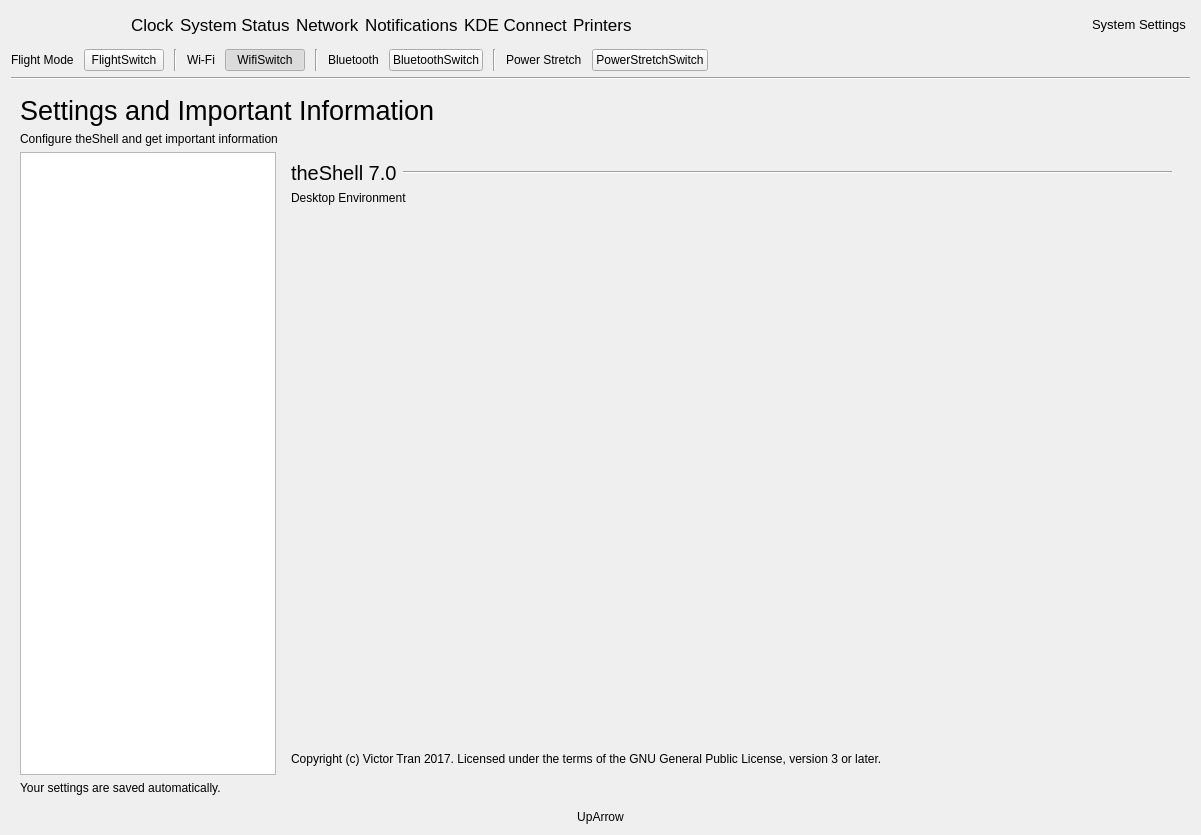
The window that infopanedropdown.ui (vicr123/theshell) describes before a commit, drawn with Qt 5.
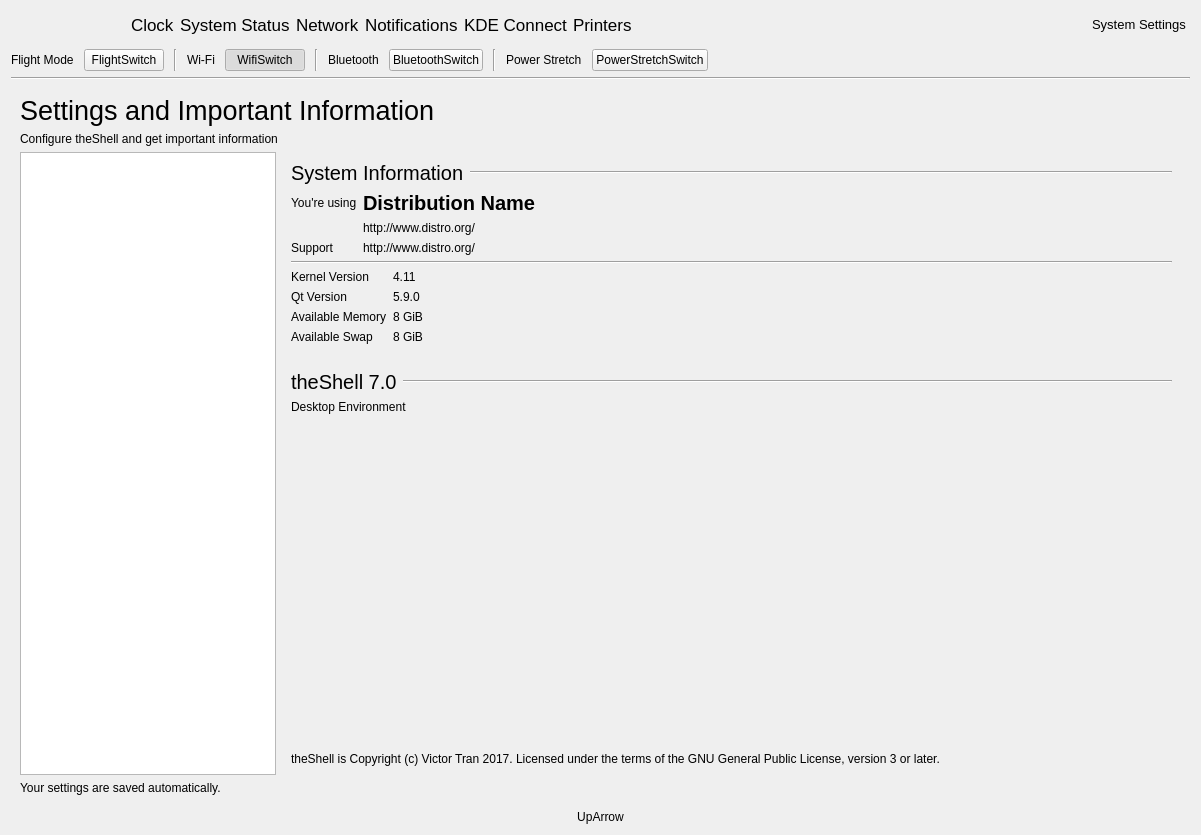
The same window after the commit. The open tabs and pages were chosen to show the change. Icons and pictures are not drawn. Custom widgets are drawn as their Qt base class.

Commit message: Add System Info in about settings pane

What changed in the file:
```diff
--- a/infopanedropdown.ui
+++ b/infopanedropdown.ui
@@ -4178,7 +4178,7 @@
            </widget>
            <widget class="QWidget" name="AboutSettings">
             <layout class="QGridLayout" name="gridLayout_4">
-             <item row="2" column="0">
+             <item row="5" column="0">
               <spacer name="verticalSpacer_11">
                <property name="orientation">
                 <enum>Qt::Vertical</enum>
@@ -4191,7 +4191,17 @@
                </property>
               </spacer>
              </item>
-             <item row="0" column="0">
+             <item row="6" column="0">
+              <widget class="QLabel" name="label_21">
+               <property name="text">
+                <string>theShell is Copyright (c) Victor Tran 2017. Licensed under the terms of the GNU General Public License, version 3 or later.</string>
+               </property>
+               <property name="wordWrap">
+                <bool>true</bool>
+               </property>
+              </widget>
+             </item>
+             <item row="3" column="0">
               <widget class="QFrame" name="displayHeader_3">
                <property name="frameShape">
                 <enum>QFrame::NoFrame</enum>
@@ -4240,23 +4250,217 @@
                </layout>
               </widget>
              </item>
-             <item row="1" column="0">
+             <item row="2" column="0">
+              <widget class="QFrame" name="sysinfoFrame">
+               <property name="frameShape">
+                <enum>QFrame::NoFrame</enum>
+               </property>
+               <property name="frameShadow">
+                <enum>QFrame::Raised</enum>
+               </property>
+               <layout class="QVBoxLayout" name="verticalLayout_31">
+                <property name="leftMargin">
+                 <number>0</number>
+                </property>
+                <property name="topMargin">
+                 <number>0</number>
+                </property>
+                <property name="rightMargin">
+                 <number>0</number>
+                </property>
+                <property name="bottomMargin">
+                 <number>20</number>
+                </property>
+                <item>
+                 <widget class="QFrame" name="displayHeader_9">
+                  <property name="frameShape">
+                   <enum>QFrame::NoFrame</enum>
+                  </property>
+                  <property name="frameShadow">
+                   <enum>QFrame::Raised</enum>
+                  </property>
+                  <layout class="QHBoxLayout" name="horizontalLayout_45">
+                   <property name="leftMargin">
+                    <number>0</number>
+                   </property>
+                   <property name="topMargin">
+                    <number>0</number>
+                   </property>
+                   <property name="rightMargin">
+                    <number>0</number>
+                   </property>
+                   <property name="bottomMargin">
+                    <number>0</number>
+                   </property>
+                   <item>
+                    <widget class="QLabel" name="displayLabel_13">
+                     <property name="font">
+                      <font>
+                       <pointsize>15</pointsize>
+                      </font>
+                     </property>
+                     <property name="text">
+                      <string>System Information</string>
+                     </property>
+                    </widget>
+                   </item>
+                   <item>
+                    <widget class="Line" name="displayLine_13">
+                     <property name="sizePolicy">
+                      <sizepolicy hsizetype="Expanding" vsizetype="Fixed">
+                       <horstretch>0</horstretch>
+                       <verstretch>0</verstretch>
+                      </sizepolicy>
+                     </property>
+                     <property name="orientation">
+                      <enum>Qt::Horizontal</enum>
+                     </property>
+                    </widget>
+                   </item>
+                  </layout>
+                 </widget>
+                </item>
+                <item>
+                 <layout class="QGridLayout" name="gridLayout_20">
+                  <property name="bottomMargin">
+                   <number>0</number>
+                  </property>
+                  <item row="0" column="0">
+                   <widget class="QLabel" name="label_80">
+                    <property name="text">
+                     <string>You're using</string>
+                    </property>
+                   </widget>
+                  </item>
+                  <item row="0" column="1">
+                   <widget class="QLabel" name="distroName">
+                    <property name="sizePolicy">
+                     <sizepolicy hsizetype="Expanding" vsizetype="Preferred">
+                      <horstretch>0</horstretch>
+                      <verstretch>0</verstretch>
+                     </sizepolicy>
+                    </property>
+                    <property name="font">
+                     <font>
+                      <pointsize>15</pointsize>
+                      <weight>75</weight>
+                      <bold>true</bold>
+                     </font>
+                    </property>
+                    <property name="text">
+                     <string notr="true">Distribution Name</string>
+                    </property>
+                   </widget>
+                  </item>
+                  <item row="1" column="1">
+                   <widget class="QLabel" name="distroWebpage">
+                    <property name="text">
+                     <string notr="true">http://www.distro.org/</string>
+                    </property>
+                   </widget>
+                  </item>
+                  <item row="2" column="1">
+                   <widget class="QLabel" name="distroSupport">
+                    <property name="text">
+                     <string notr="true">http://www.distro.org/</string>
+                    </property>
+                   </widget>
+                  </item>
+                  <item row="2" column="0">
+                   <widget class="QLabel" name="label_86">
+                    <property name="text">
+                     <string>Support</string>
+                    </property>
+                   </widget>
+                  </item>
+                 </layout>
+                </item>
+                <item>
+                 <widget class="Line" name="line_15">
+                  <property name="orientation">
+                   <enum>Qt::Horizontal</enum>
+                  </property>
+                 </widget>
+                </item>
+                <item>
+                 <layout class="QGridLayout" name="gridLayout_19">
+                  <property name="bottomMargin">
+                   <number>0</number>
+                  </property>
+                  <item row="3" column="0">
+                   <widget class="QLabel" name="label_81">
+                    <property name="text">
+                     <string>Available Swap</string>
+                    </property>
+                   </widget>
+                  </item>
+                  <item row="2" column="0">
+                   <widget class="QLabel" name="label_82">
+                    <property name="text">
+                     <string>Available Memory</string>
+                    </property>
+                   </widget>
+                  </item>
+                  <item row="2" column="1">
+                   <widget class="QLabel" name="availableMemory">
+                    <property name="sizePolicy">
+                     <sizepolicy hsizetype="Expanding" vsizetype="Preferred">
+                      <horstretch>0</horstretch>
+                      <verstretch>0</verstretch>
+                     </sizepolicy>
+                    </property>
+                    <property name="text">
+                     <string notr="true">8 GiB</string>
+                    </property>
+                   </widget>
+                  </item>
+                  <item row="0" column="0">
+                   <widget class="QLabel" name="label_83">
+                    <property name="text">
+                     <string>Kernel Version</string>
+                    </property>
+                   </widget>
+                  </item>
+                  <item row="3" column="1">
+                   <widget class="QLabel" name="availableSwap">
+                    <property name="text">
+                     <string notr="true">8 GiB</string>
+                    </property>
+                   </widget>
+                  </item>
+                  <item row="0" column="1">
+                   <widget class="QLabel" name="kernelVersion">
+                    <property name="text">
+                     <string notr="true">4.11</string>
+                    </property>
+                   </widget>
+                  </item>
+                  <item row="1" column="0">
+                   <widget class="QLabel" name="label_84">
+                    <property name="text">
+                     <string>Qt Version</string>
+                    </property>
+                   </widget>
+                  </item>
+                  <item row="1" column="1">
+                   <widget class="QLabel" name="qtVersion">
+                    <property name="text">
+                     <string notr="true">5.9.0</string>
+                    </property>
+                   </widget>
+                  </item>
+                 </layout>
+                </item>
+               </layout>
+              </widget>
+             </item>
+             <item row="4" column="0">
               <widget class="QLabel" name="label_20">
                <property name="text">
                 <string>Desktop Environment</string>
                </property>
               </widget>
              </item>
-             <item row="3" column="0">
-              <widget class="QLabel" name="label_21">
-               <property name="text">
-                <string>Copyright (c) Victor Tran 2017. Licensed under the terms of the GNU General Public License, version 3 or later.</string>
-               </property>
-               <property name="wordWrap">
-                <bool>true</bool>
-               </property>
-              </widget>
-             </item>
             </layout>
            </widget>
           </widget>
```
Left out of the diff: 2 changed lines with no effect on the pictures. The commit also changes 3 other files.
